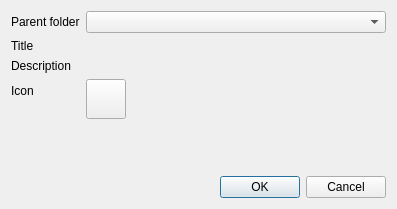
Before: the Qt Designer form src/librssguard/services/abstract/gui/formcategorydetails.ui in martinrotter/rssguard, drawn with Qt 5.
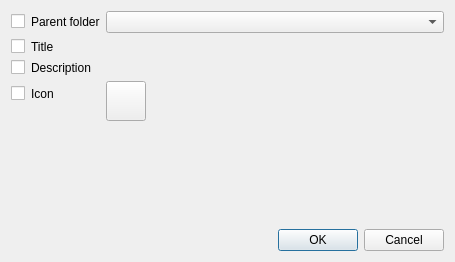
After: the same form once the commit is applied. Custom widgets are drawn as their Qt base class.

Diff of the .ui file:
```diff
--- a/src/librssguard/services/abstract/gui/formcategorydetails.ui
+++ b/src/librssguard/services/abstract/gui/formcategorydetails.ui
@@ -6,8 +6,8 @@
    <rect>
     <x>0</x>
     <y>0</y>
-    <width>397</width>
-    <height>209</height>
+    <width>455</width>
+    <height>262</height>
    </rect>
   </property>
   <property name="minimumSize">
@@ -19,13 +19,13 @@
   <property name="windowTitle">
    <string notr="true"/>
   </property>
-  <layout class="QVBoxLayout" name="verticalLayout">
-   <item>
     <layout class="QFormLayout" name="formLayout">
-     <property name="fieldGrowthPolicy">
-      <enum>QFormLayout::AllNonFixedFieldsGrow</enum>
-     </property>
      <item row="0" column="0">
+    <layout class="QHBoxLayout" name="horizontalLayout">
+     <item>
+      <widget class="MultiFeedEditCheckBox" name="m_mcbParent"/>
+     </item>
+     <item>
       <widget class="QLabel" name="m_lblParentCategory">
        <property name="text">
         <string>Parent folder</string>
@@ -35,6 +35,8 @@
        </property>
       </widget>
      </item>
+    </layout>
+   </item>
      <item row="0" column="1">
       <widget class="QComboBox" name="m_cmbParentCategory">
        <property name="toolTip">
@@ -49,6 +51,11 @@
       </widget>
      </item>
      <item row="1" column="0">
+    <layout class="QHBoxLayout" name="horizontalLayout_2">
+     <item>
+      <widget class="MultiFeedEditCheckBox" name="m_mcbTitle"/>
+     </item>
+     <item>
       <widget class="QLabel" name="m_lblTitle">
        <property name="text">
         <string>Title</string>
@@ -58,7 +65,17 @@
        </property>
       </widget>
      </item>
+    </layout>
+   </item>
+   <item row="1" column="1">
+    <widget class="LineEditWithStatus" name="m_txtTitle" native="true"/>
+   </item>
      <item row="2" column="0">
+    <layout class="QHBoxLayout" name="horizontalLayout_3">
+     <item>
+      <widget class="MultiFeedEditCheckBox" name="m_mcbDescription"/>
+     </item>
+     <item>
       <widget class="QLabel" name="m_lblDescription">
        <property name="text">
         <string>Description</string>
@@ -68,7 +85,17 @@
        </property>
       </widget>
      </item>
+    </layout>
+   </item>
+   <item row="2" column="1">
+    <widget class="LineEditWithStatus" name="m_txtDescription" native="true"/>
+   </item>
      <item row="3" column="0">
+    <layout class="QHBoxLayout" name="horizontalLayout_4">
+     <item>
+      <widget class="MultiFeedEditCheckBox" name="m_mcbIcon"/>
+     </item>
+     <item>
       <widget class="QLabel" name="m_lblIcon">
        <property name="text">
         <string>Icon</string>
@@ -78,6 +105,8 @@
        </property>
       </widget>
      </item>
+    </layout>
+   </item>
      <item row="3" column="1">
       <widget class="QToolButton" name="m_btnIcon">
        <property name="sizePolicy">
@@ -115,15 +144,7 @@
        </property>
       </widget>
      </item>
-     <item row="1" column="1">
-      <widget class="LineEditWithStatus" name="m_txtTitle" native="true"/>
-     </item>
-     <item row="2" column="1">
-      <widget class="LineEditWithStatus" name="m_txtDescription" native="true"/>
-     </item>
-    </layout>
-   </item>
-   <item>
+   <item row="5" column="0" colspan="2">
     <widget class="QDialogButtonBox" name="m_buttonBox">
      <property name="orientation">
       <enum>Qt::Horizontal</enum>
@@ -133,9 +154,27 @@
      </property>
     </widget>
    </item>
+   <item row="4" column="0" colspan="2">
+    <spacer name="verticalSpacer">
+     <property name="orientation">
+      <enum>Qt::Vertical</enum>
+     </property>
+     <property name="sizeHint" stdset="0">
+      <size>
+       <width>20</width>
+       <height>40</height>
+      </size>
+     </property>
+    </spacer>
+   </item>
   </layout>
  </widget>
  <customwidgets>
+  <customwidget>
+   <class>MultiFeedEditCheckBox</class>
+   <extends>QCheckBox</extends>
+   <header>multifeededitcheckbox.h</header>
+  </customwidget>
   <customwidget>
    <class>LineEditWithStatus</class>
    <extends>QWidget</extends>
```
Left out of the diff: 4 changed lines with no effect on the pictures. Lines whose indentation alone changed are shown as unchanged.
